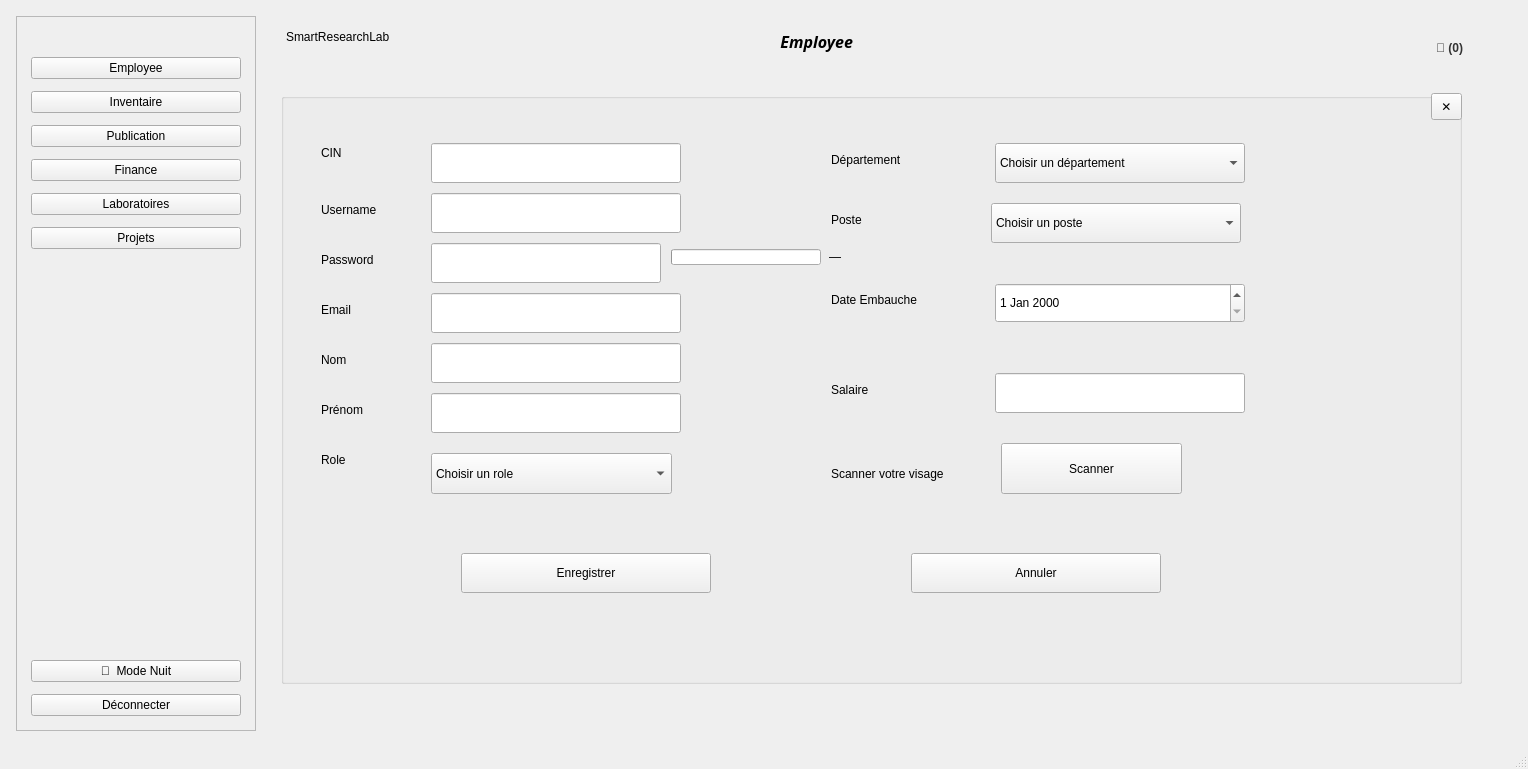
Above: SmartResearchPublicationManagementt/mainwindow.ui from Esprit-UP-Algo/projetcpp2526-s2-2a12-smart-research-publication-management before the change. Below: the same form after it.
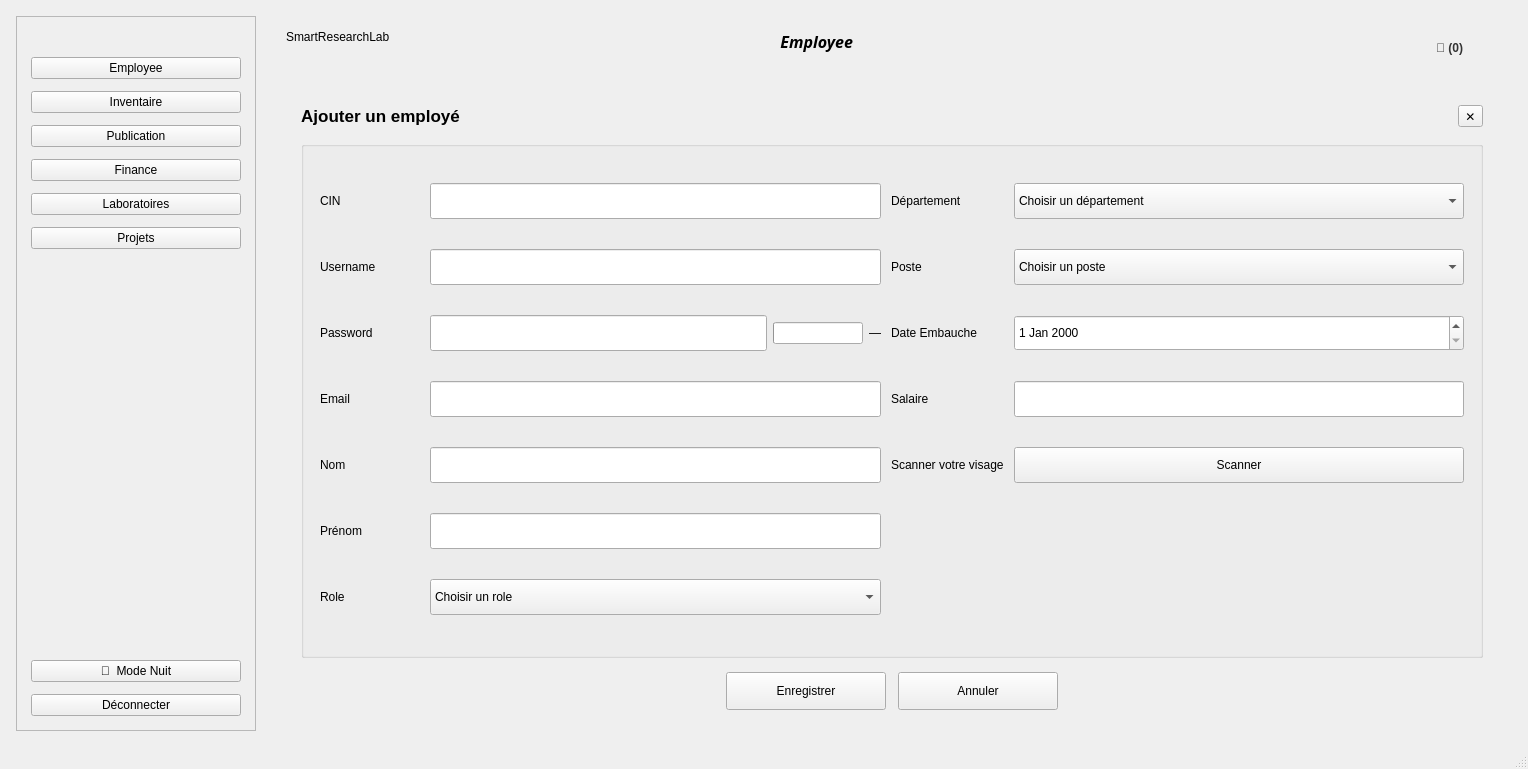
That is the form after the change. The open tabs and pages were chosen to show the change.

```diff
--- a/SmartResearchPublicationManagementt/mainwindow.ui
+++ b/SmartResearchPublicationManagementt/mainwindow.ui
@@ -396,88 +396,129 @@
              </layout>
             </widget>
             <widget class="QWidget" name="page_add_Emp">
+             <layout class="QVBoxLayout" name="addEmpLayout">
+              <property name="spacing">
+               <number>14</number>
+              </property>
+              <property name="leftMargin">
+               <number>20</number>
+              </property>
+              <property name="topMargin">
+               <number>12</number>
+              </property>
+              <property name="rightMargin">
+               <number>20</number>
+              </property>
+              <property name="bottomMargin">
+               <number>12</number>
+              </property>
+              <item>
+               <layout class="QHBoxLayout" name="addEmpTitleRow">
+                <item>
+                 <widget class="QLabel" name="lblAddEmpTitle">
+                  <property name="font">
+                   <font>
+                    <pointsize>13</pointsize>
+                    <bold>true</bold>
+                   </font>
+                  </property>
+                  <property name="text">
+                   <string>Ajouter un employé</string>
+                  </property>
+                  <property name="alignment">
+                   <set>Qt::AlignmentFlag::AlignCenter</set>
+                  </property>
+                 </widget>
+                </item>
+                <item>
+                 <spacer>
+                  <property name="orientation">
+                   <enum>Qt::Orientation::Horizontal</enum>
+                  </property>
+                  <property name="sizeHint" stdset="0">
+                   <size>
+                    <width>40</width>
+                    <height>20</height>
+                   </size>
+                  </property>
+                 </spacer>
+                </item>
+                <item>
+                 <widget class="QToolButton" name="BtnPopupCancelLabs_8">
+                  <property name="toolTip">
+                   <string>Fermer</string>
+                  </property>
+                  <property name="text">
+                   <string>✕</string>
+                  </property>
+                 </widget>
+                </item>
+               </layout>
+              </item>
+              <item>
              <widget class="QGroupBox" name="groupBox_2">
-              <property name="geometry">
-               <rect>
-                <x>0</x>
-                <y>0</y>
-                <width>1181</width>
-                <height>591</height>
-               </rect>
-              </property>
               <property name="title">
                <string/>
               </property>
+                <layout class="QGridLayout" name="addEmpGrid" columnstretch="0,1,0,1">
+                 <property name="leftMargin">
+                  <number>16</number>
+                 </property>
+                 <property name="topMargin">
+                  <number>16</number>
+                 </property>
+                 <property name="rightMargin">
+                  <number>16</number>
+                 </property>
+                 <property name="bottomMargin">
+                  <number>16</number>
+                 </property>
+                 <property name="spacing">
+                  <number>10</number>
+                 </property>
+                 <item row="0" column="0">
+                  <widget class="QLabel" name="label">
+                   <property name="minimumSize">
+                    <size>
+                     <width>100</width>
+                     <height>0</height>
+                    </size>
+                   </property>
+                   <property name="text">
+                    <string>CIN</string>
+                   </property>
+                  </widget>
+                 </item>
+                 <item row="0" column="1">
+                  <widget class="QLineEdit" name="lineCINAdd">
+                   <property name="minimumSize">
+                    <size>
+                     <width>0</width>
+                     <height>36</height>
+                    </size>
+                   </property>
+                  </widget>
+                 </item>
+                 <item row="0" column="2">
               <widget class="QLabel" name="label_8">
-               <property name="geometry">
-                <rect>
-                 <x>550</x>
-                 <y>50</y>
+                   <property name="minimumSize">
+                    <size>
                  <width>100</width>
-                 <height>34</height>
-                </rect>
+                     <height>0</height>
+                    </size>
                </property>
                <property name="text">
                 <string>Département</string>
                </property>
               </widget>
-              <widget class="QLabel" name="label_7">
-               <property name="geometry">
-                <rect>
-                 <x>550</x>
-                 <y>110</y>
-                 <width>100</width>
-                 <height>34</height>
-                </rect>
-               </property>
-               <property name="text">
-                <string>Poste</string>
-               </property>
-              </widget>
-              <widget class="QLabel" name="label_6">
-               <property name="geometry">
-                <rect>
-                 <x>40</x>
-                 <y>300</y>
-                 <width>100</width>
-                 <height>34</height>
-                </rect>
-               </property>
-               <property name="text">
-                <string>Prénom</string>
-               </property>
-              </widget>
-              <widget class="QLineEdit" name="lineNomAdd">
-               <property name="geometry">
-                <rect>
-                 <x>150</x>
-                 <y>250</y>
-                 <width>250</width>
-                 <height>40</height>
-                </rect>
-               </property>
-              </widget>
-              <widget class="QLabel" name="label_5">
-               <property name="geometry">
-                <rect>
-                 <x>40</x>
-                 <y>250</y>
-                 <width>100</width>
-                 <height>34</height>
-                </rect>
-               </property>
-               <property name="text">
-                <string>Nom</string>
-               </property>
-              </widget>
+                 </item>
+                 <item row="0" column="3">
               <widget class="QComboBox" name="comboDepartementAdd">
-               <property name="geometry">
-                <rect>
-                 <x>714</x>
-                 <y>50</y>
-                 <width>250</width>
-                 <height>40</height>
-                </rect>
+                   <property name="minimumSize">
+                    <size>
+                     <width>0</width>
+                     <height>36</height>
+                    </size>
                </property>
                <item>
                 <property name="text">
@@ -510,47 +551,38 @@
                 </property>
                </item>
               </widget>
-              <widget class="QLineEdit" name="lineCINAdd">
-               <property name="geometry">
-                <rect>
-                 <x>150</x>
-                 <y>50</y>
-                 <width>250</width>
-                 <height>40</height>
-                </rect>
-               </property>
-              </widget>
-              <widget class="QLineEdit" name="lineEmailAdd">
-               <property name="geometry">
-                <rect>
-                 <x>150</x>
-                 <y>200</y>
-                 <width>250</width>
-                 <height>40</height>
-                </rect>
-               </property>
-              </widget>
-              <widget class="QLabel" name="label">
-               <property name="geometry">
-                <rect>
-                 <x>40</x>
-                 <y>50</y>
-                 <width>100</width>
-                 <height>20</height>
-                </rect>
-               </property>
+                 </item>
+                 <item row="1" column="0">
+                  <widget class="QLabel" name="label_2">
+                   <property name="text">
+                    <string>Username</string>
+                   </property>
+                  </widget>
+                 </item>
+                 <item row="1" column="1">
+                  <widget class="QLineEdit" name="lineUsernameAdd">
+                   <property name="minimumSize">
+                    <size>
+                     <width>0</width>
+                     <height>36</height>
+                    </size>
+                   </property>
+                  </widget>
+                 </item>
+                 <item row="1" column="2">
+                  <widget class="QLabel" name="label_7">
                <property name="text">
-                <string>CIN</string>
-               </property>
-              </widget>
+                    <string>Poste</string>
+                   </property>
+                  </widget>
+                 </item>
+                 <item row="1" column="3">
               <widget class="QComboBox" name="comboPosteAdd">
-               <property name="geometry">
-                <rect>
-                 <x>710</x>
-                 <y>110</y>
-                 <width>250</width>
-                 <height>40</height>
-                </rect>
+                   <property name="minimumSize">
+                    <size>
+                     <width>0</width>
+                     <height>36</height>
+                    </size>
                </property>
                <item>
                 <property name="text">
@@ -598,63 +630,36 @@
                 </property>
                </item>
               </widget>
+                 </item>
+                 <item row="2" column="0">
               <widget class="QLabel" name="label_3">
-               <property name="geometry">
-                <rect>
-                 <x>40</x>
-                 <y>150</y>
-                 <width>100</width>
-                 <height>34</height>
-                </rect>
-               </property>
                <property name="text">
                 <string>Password</string>
                </property>
               </widget>
-              <widget class="QPushButton" name="btnSaveEmployee">
-               <property name="geometry">
-                <rect>
-                 <x>180</x>
-                 <y>460</y>
-                 <width>250</width>
-                 <height>40</height>
-                </rect>
-               </property>
-               <property name="text">
-                <string>Enregistrer</string>
-               </property>
-              </widget>
-              <widget class="QLabel" name="label_4">
-               <property name="geometry">
-                <rect>
-                 <x>40</x>
-                 <y>200</y>
-                 <width>100</width>
-                 <height>34</height>
-                </rect>
-               </property>
-               <property name="text">
-                <string>Email</string>
-               </property>
-              </widget>
+                 </item>
+                 <item row="2" column="1">
+                  <layout class="QHBoxLayout" name="passwordRow">
+                   <property name="spacing">
+                    <number>6</number>
+                   </property>
+                   <item>
               <widget class="QLineEdit" name="linePasswordAdd">
-               <property name="geometry">
-                <rect>
-                 <x>150</x>
-                 <y>150</y>
-                 <width>230</width>
-                 <height>40</height>
-                </rect>
-               </property>
-              </widget>
+                     <property name="minimumSize">
+                      <size>
+                       <width>0</width>
+                       <height>36</height>
+                      </size>
+                     </property>
+                    </widget>
+                   </item>
+                   <item>
               <widget class="QProgressBar" name="passwordStrengthBarAdd">
-               <property name="geometry">
-                <rect>
-                 <x>390</x>
-                 <y>156</y>
-                 <width>150</width>
-                 <height>16</height>
-                </rect>
+                     <property name="maximumSize">
+                      <size>
+                       <width>90</width>
+                       <height>16777215</height>
+                      </size>
                </property>
                <property name="maximum">
                 <number>100</number>
@@ -666,230 +671,246 @@
                 <bool>false</bool>
                </property>
               </widget>
+                   </item>
+                   <item>
               <widget class="QLabel" name="passwordStrengthLabelAdd">
-               <property name="geometry">
-                <rect>
-                 <x>548</x>
-                 <y>152</y>
-                 <width>120</width>
-                 <height>24</height>
-                </rect>
-               </property>
                <property name="text">
                 <string>—</string>
                </property>
               </widget>
+                   </item>
+                  </layout>
+                 </item>
+                 <item row="2" column="2">
               <widget class="QLabel" name="label_10">
-               <property name="geometry">
-                <rect>
-                 <x>550</x>
-                 <y>190</y>
-                 <width>100</width>
-                 <height>34</height>
-                </rect>
-               </property>
                <property name="text">
                 <string>Date Embauche</string>
                </property>
               </widget>
-              <widget class="QLabel" name="label_11">
-               <property name="geometry">
-                <rect>
-                 <x>550</x>
-                 <y>280</y>
-                 <width>100</width>
-                 <height>34</height>
-                </rect>
-               </property>
-               <property name="text">
-                <string>Salaire</string>
-               </property>
-              </widget>
+                 </item>
+                 <item row="2" column="3">
               <widget class="QDateEdit" name="dateEmbaucheAdd">
-               <property name="geometry">
-                <rect>
-                 <x>714</x>
-                 <y>190</y>
-                 <width>250</width>
-                 <height>40</height>
-                </rect>
-               </property>
-              </widget>
-              <widget class="QLineEdit" name="linePrenomAdd">
-               <property name="geometry">
-                <rect>
-                 <x>150</x>
-                 <y>300</y>
-                 <width>250</width>
-                 <height>40</height>
-                </rect>
-               </property>
-              </widget>
-              <widget class="QLabel" name="label_2">
-               <property name="geometry">
-                <rect>
-                 <x>40</x>
-                 <y>100</y>
-                 <width>100</width>
-                 <height>34</height>
-                </rect>
-               </property>
+                   <property name="minimumSize">
+                    <size>
+                     <width>0</width>
+                     <height>36</height>
+                    </size>
+                   </property>
+                  </widget>
+                 </item>
+                 <item row="3" column="0">
+                  <widget class="QLabel" name="label_4">
+                   <property name="text">
+                    <string>Email</string>
+                   </property>
+                  </widget>
+                 </item>
+                 <item row="3" column="1">
+                  <widget class="QLineEdit" name="lineEmailAdd">
+                   <property name="minimumSize">
+                    <size>
+                     <width>0</width>
+                     <height>36</height>
+                    </size>
+                   </property>
+                  </widget>
+                 </item>
+                 <item row="3" column="2">
+                  <widget class="QLabel" name="label_11">
                <property name="text">
-                <string>Username</string>
-               </property>
-              </widget>
-              <widget class="QLineEdit" name="lineUsernameAdd">
-               <property name="geometry">
-                <rect>
-                 <x>150</x>
-                 <y>100</y>
-                 <width>250</width>
-                 <height>40</height>
-                </rect>
-               </property>
-              </widget>
+                    <string>Salaire</string>
+                   </property>
+                  </widget>
+                 </item>
+                 <item row="3" column="3">
               <widget class="QLineEdit" name="lineSalaireAdd">
-               <property name="geometry">
-                <rect>
-                 <x>714</x>
-                 <y>280</y>
-                 <width>250</width>
-                 <height>40</height>
-                </rect>
-               </property>
-              </widget>
-              <widget class="QToolButton" name="BtnPopupCancelLabs_8">
-               <property name="geometry">
-                <rect>
-                 <x>1150</x>
-                 <y>0</y>
-                 <width>31</width>
-                 <height>27</height>
-                </rect>
-               </property>
-               <property name="toolTip">
-                <string>Fermer</string>
-               </property>
+                   <property name="minimumSize">
+                    <size>
+                     <width>0</width>
+                     <height>36</height>
+                    </size>
+                   </property>
+                  </widget>
+                 </item>
+                 <item row="4" column="0">
+                  <widget class="QLabel" name="label_5">
                <property name="text">
-                <string>✕</string>
-               </property>
-              </widget>
-              <widget class="QPushButton" name="btnAnnuler_emp">
-               <property name="geometry">
-                <rect>
-                 <x>630</x>
-                 <y>460</y>
-                 <width>250</width>
-                 <height>40</height>
-                </rect>
-               </property>
-               <property name="text">
-                <string>Annuler</string>
-               </property>
-              </widget>
-              <widget class="QLabel" name="label_12">
-               <property name="geometry">
-                <rect>
-                 <x>40</x>
-                 <y>350</y>
-                 <width>100</width>
-                 <height>34</height>
-                </rect>
-               </property>
-               <property name="text">
-                <string>Role</string>
-               </property>
-              </widget>
-              <widget class="QComboBox" name="comboRoleAdd">
-               <property name="geometry">
-                <rect>
-                 <x>150</x>
-                 <y>360</y>
-                 <width>241</width>
-                 <height>41</height>
-                </rect>
-               </property>
-               <item>
-                <property name="text">
-                 <string>Choisir un role</string>
-                </property>
-               </item>
-               <item>
-                <property name="text">
-                 <string>RH</string>
-                </property>
-               </item>
-               <item>
-                <property name="text">
-                 <string>Responsable_financier</string>
-                </property>
-               </item>
-               <item>
-                <property name="text">
-                 <string>Responsable_de_stock</string>
-                </property>
-               </item>
-               <item>
-                <property name="text">
-                 <string>Chercheur</string>
-                </property>
-               </item>
-               <item>
-                <property name="text">
-                 <string>Directeur_de_projet</string>
-                </property>
-               </item>
-               <item>
-                <property name="text">
-                 <string>Responsable_Labos</string>
-                </property>
-               </item>
-               <item>
-                <property name="text">
-                 <string>Admin</string>
-                </property>
-               </item>
-              </widget>
-              <widget class="QPushButton" name="btnScanFace">
-               <property name="geometry">
-                <rect>
-                 <x>720</x>
-                 <y>350</y>
-                 <width>181</width>
-                 <height>51</height>
-                </rect>
-               </property>
-               <property name="text">
-                <string>Scanner</string>
-               </property>
-              </widget>
+                    <string>Nom</string>
+                   </property>
+                  </widget>
+                 </item>
+                 <item row="4" column="1">
+                  <widget class="QLineEdit" name="lineNomAdd">
+                   <property name="minimumSize">
+                    <size>
+                     <width>0</width>
+                     <height>36</height>
+                    </size>
+                   </property>
+                  </widget>
+                 </item>
+                 <item row="4" column="2">
               <widget class="QLabel" name="label_25">
-               <property name="geometry">
-                <rect>
-                 <x>550</x>
-                 <y>350</y>
-                 <width>151</width>
-                 <height>61</height>
-                </rect>
-               </property>
                <property name="text">
                 <string>Scanner votre visage</string>
                </property>
               </widget>
+                 </item>
+                 <item row="4" column="3">
+                  <widget class="QPushButton" name="btnScanFace">
+                   <property name="minimumSize">
+                    <size>
+                     <width>0</width>
+                     <height>36</height>
+                    </size>
+                   </property>
+                   <property name="text">
+                    <string>Scanner</string>
+                   </property>
+                  </widget>
+                 </item>
+                 <item row="5" column="0">
+                  <widget class="QLabel" name="label_6">
+                   <property name="text">
+                    <string>Prénom</string>
+                   </property>
+                  </widget>
+                 </item>
+                 <item row="5" column="1">
+                  <widget class="QLineEdit" name="linePrenomAdd">
+                   <property name="minimumSize">
+                    <size>
+                     <width>0</width>
+                     <height>36</height>
+                    </size>
+                   </property>
+                  </widget>
+                 </item>
+                 <item row="5" column="2" colspan="2">
               <widget class="QLabel" name="label_cam">
-               <property name="geometry">
-                <rect>
-                 <x>930</x>
-                 <y>370</y>
-                 <width>231</width>
-                 <height>31</height>
-                </rect>
-               </property>
                <property name="text">
                 <string/>
                </property>
-              </widget>
-             </widget>
+                   <property name="alignment">
+                    <set>Qt::AlignmentFlag::AlignCenter</set>
+                   </property>
+                  </widget>
+                 </item>
+                 <item row="6" column="0">
+                  <widget class="QLabel" name="label_12">
+                   <property name="text">
+                    <string>Role</string>
+                   </property>
+                  </widget>
+                 </item>
+                 <item row="6" column="1">
+                  <widget class="QComboBox" name="comboRoleAdd">
+                   <property name="minimumSize">
+                    <size>
+                     <width>0</width>
+                     <height>36</height>
+                    </size>
+                   </property>
+                   <item>
+                    <property name="text">
+                     <string>Choisir un role</string>
+                    </property>
+                   </item>
+                   <item>
+                    <property name="text">
+                     <string>RH</string>
+                    </property>
+                   </item>
+                   <item>
+                    <property name="text">
+                     <string>Responsable_financier</string>
+                    </property>
+                   </item>
+                   <item>
+                    <property name="text">
+                     <string>Responsable_de_stock</string>
+                    </property>
+                   </item>
+                   <item>
+                    <property name="text">
+                     <string>Chercheur</string>
+                    </property>
+                   </item>
+                   <item>
+                    <property name="text">
+                     <string>Directeur_de_projet</string>
+                    </property>
+                   </item>
+                   <item>
+                    <property name="text">
+                     <string>Responsable_Labos</string>
+                    </property>
+                   </item>
+                  </widget>
+                 </item>
+                </layout>
+               </widget>
+              </item>
+              <item>
+               <layout class="QHBoxLayout" name="addEmpBtnRow">
+                <property name="spacing">
+                 <number>12</number>
+                </property>
+                <item>
+                 <spacer>
+                  <property name="orientation">
+                   <enum>Qt::Orientation::Horizontal</enum>
+                  </property>
+                  <property name="sizeHint" stdset="0">
+                   <size>
+                    <width>40</width>
+                    <height>20</height>
+                   </size>
+                  </property>
+                 </spacer>
+                </item>
+                <item>
+                 <widget class="QPushButton" name="btnSaveEmployee">
+                  <property name="minimumSize">
+                   <size>
+                    <width>160</width>
+                    <height>38</height>
+                   </size>
+                  </property>
+                  <property name="text">
+                   <string>Enregistrer</string>
+                  </property>
+                 </widget>
+                </item>
+                <item>
+                 <widget class="QPushButton" name="btnAnnuler_emp">
+                  <property name="minimumSize">
+                   <size>
+                    <width>160</width>
+                    <height>38</height>
+                   </size>
+                  </property>
+                  <property name="text">
+                   <string>Annuler</string>
+                  </property>
+                 </widget>
+                </item>
+                <item>
+                 <spacer>
+                  <property name="orientation">
+                   <enum>Qt::Orientation::Horizontal</enum>
+                  </property>
+                  <property name="sizeHint" stdset="0">
+                   <size>
+                    <width>40</width>
+                    <height>20</height>
+                   </size>
+                  </property>
+                 </spacer>
+                </item>
+               </layout>
+              </item>
+             </layout>
             </widget>
             <widget class="QWidget" name="page_Edit_Emp">
              <widget class="QGroupBox" name="groupBox_6">
```
Left out of the diff: 3243 changed lines with no effect on the pictures. Lines whose indentation alone changed are shown as unchanged.
